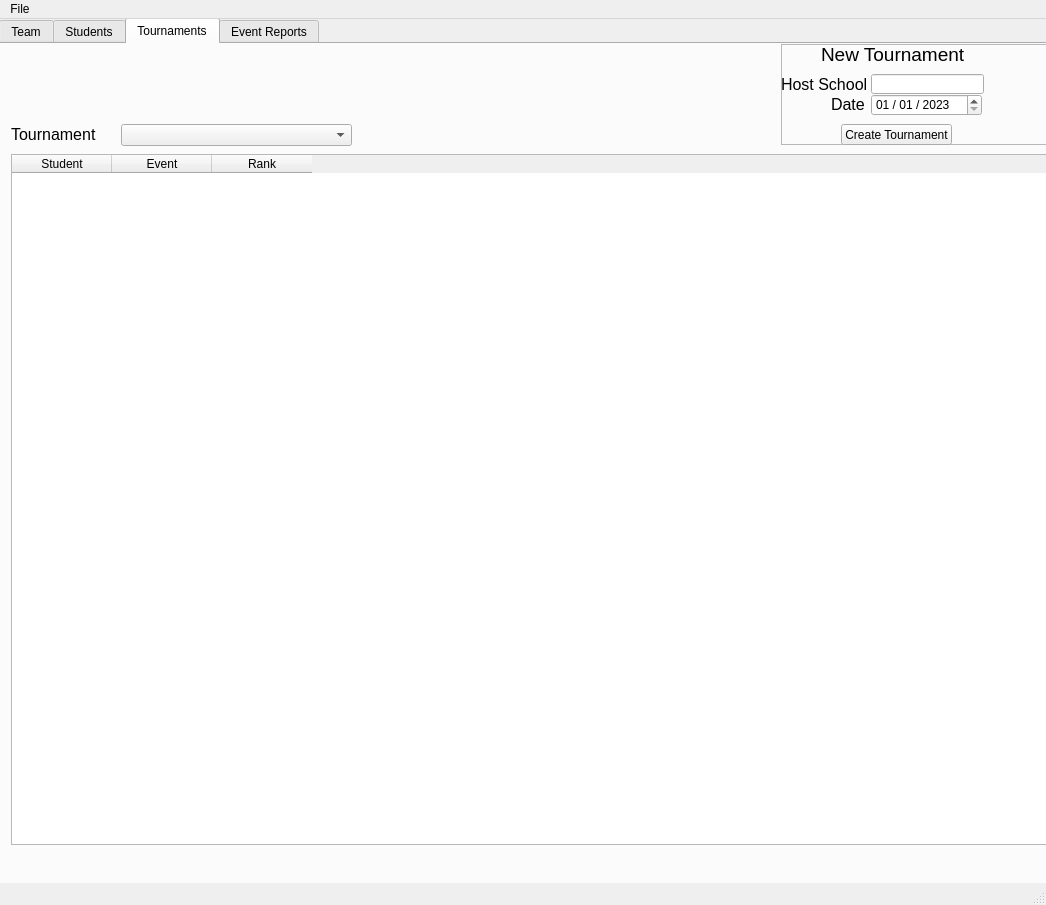
This is Forensics_Organizer.ui in goldRust/4n6_tracker as Qt 5 draws it before an edit. The edited form follows.
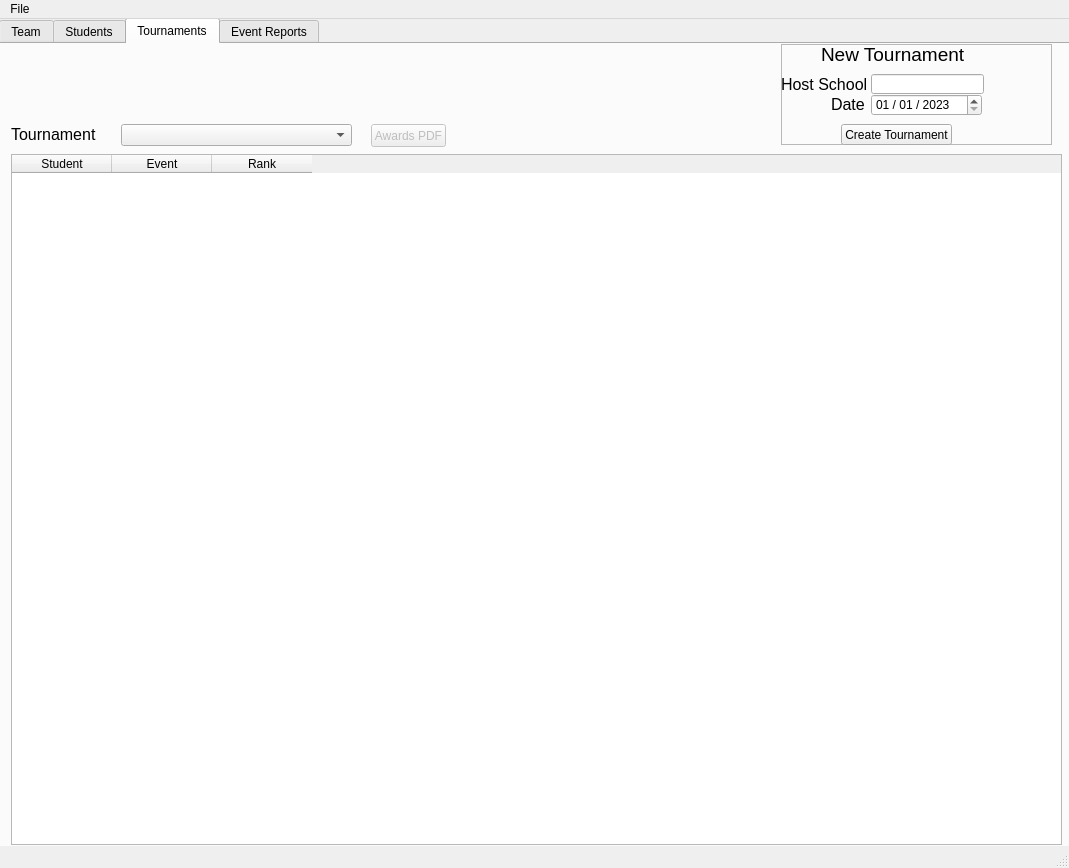
This is the edited form. The open tabs and pages were chosen to show the change.

Commit message: Added feature -  now able to generate printable awards from tournament report.

The edit to the form file:
```diff
--- a/Forensics_Organizer.ui
+++ b/Forensics_Organizer.ui
@@ -9,8 +9,8 @@
    <rect>
     <x>0</x>
     <y>0</y>
-    <width>1046</width>
-    <height>905</height>
+    <width>1069</width>
+    <height>868</height>
    </rect>
   </property>
   <property name="sizePolicy">
@@ -714,6 +714,22 @@
        </property>
       </widget>
      </widget>
+     <widget class="QPushButton" name="awards_button">
+      <property name="enabled">
+       <bool>false</bool>
+      </property>
+      <property name="geometry">
+       <rect>
+        <x>370</x>
+        <y>80</y>
+        <width>75</width>
+        <height>23</height>
+       </rect>
+      </property>
+      <property name="text">
+       <string>Awards PDF</string>
+      </property>
+     </widget>
     </widget>
     <widget class="QWidget" name="tab_3">
      <attribute name="title">
@@ -822,7 +838,7 @@
     <rect>
      <x>0</x>
      <y>0</y>
-     <width>1046</width>
+     <width>1069</width>
      <height>21</height>
     </rect>
    </property>
```
Left out of the diff: 6 changed lines with no effect on the pictures. The commit also changes 14 other files.
